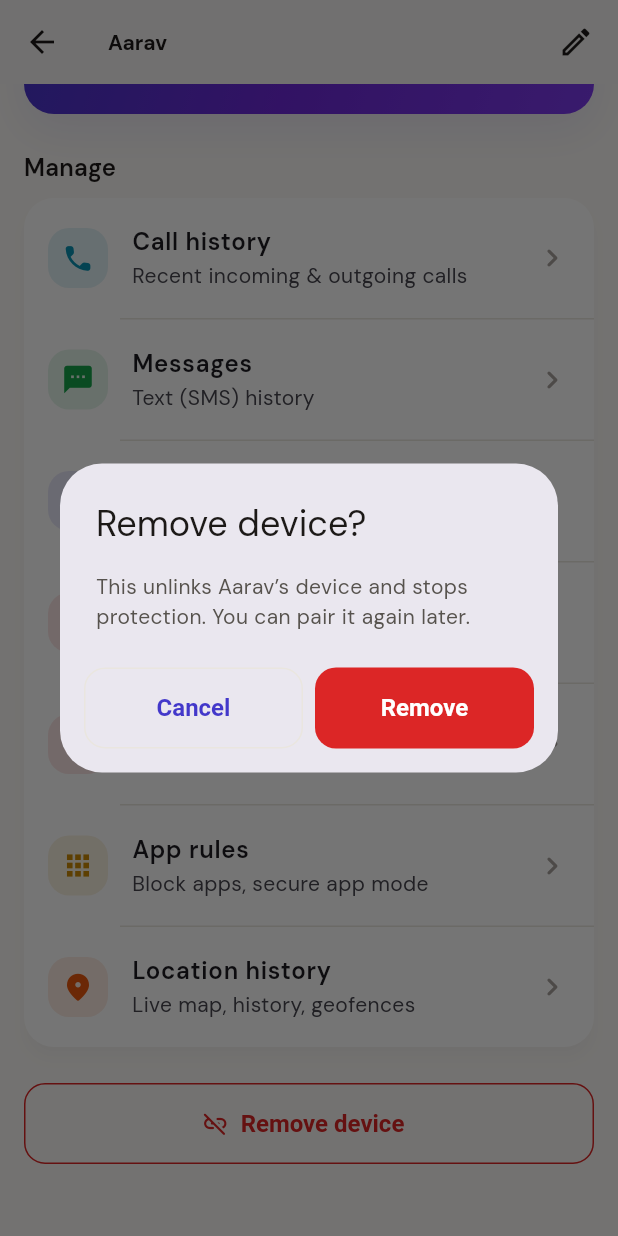
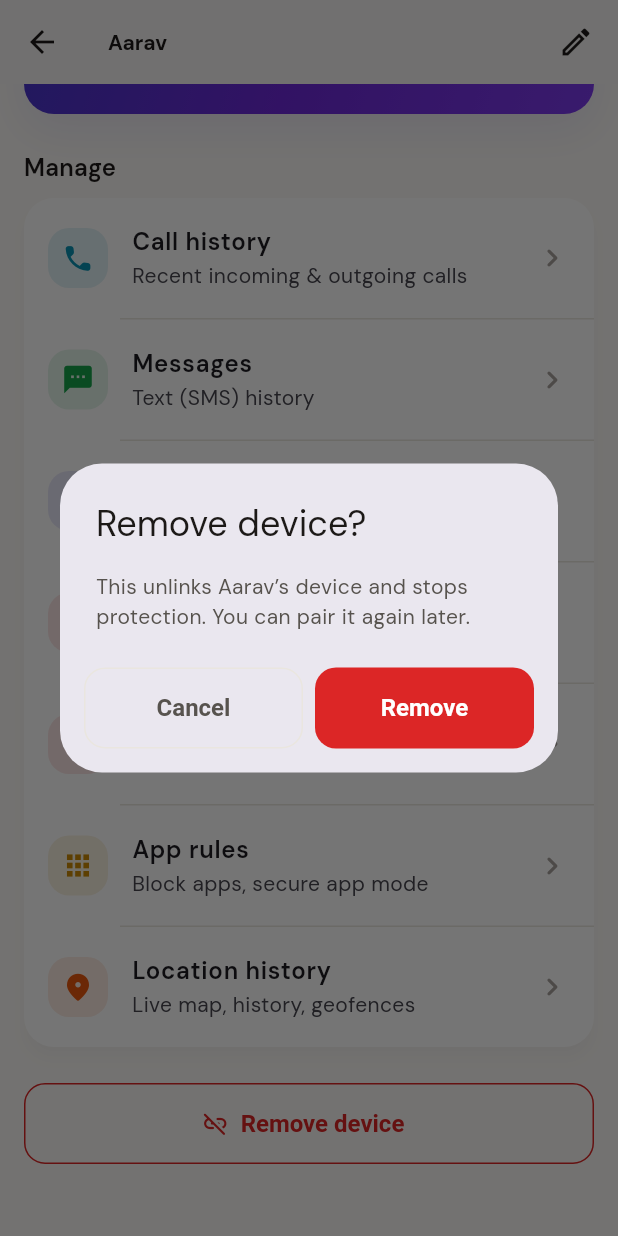
Before and after one commit to chetak-dev/maryada_app, a Flutter app: the ChildDetailScreen screen opened directly with sample values from the repository, scrolled down 125 dp, after a tap on "Remove device", on a phone screen of 412 x 824 dp. Run offline on Flutter 3.47's test engine with Material 3 defaults, Android fonts, the phone set to English and light mode, and no system bars; our stand-ins replace cloud_firestore, firebase_auth, firebase_core, google_fonts; accounts and stored records are empty.

Commit message:
Make dialog Cancel buttons neutral grey for a professional secondary look

```diff
--- a/parent_app/lib/screens/admin/admin_home_screen.dart
+++ b/parent_app/lib/screens/admin/admin_home_screen.dart
@@ -121,6 +121,8 @@
         ),
         actions: [
           TextButton(
+            style: TextButton.styleFrom(
+                foregroundColor: AppColors.textSecondary),
             onPressed: () => Navigator.pop(ctx, false),
             child: const Text('Cancel'),
           ),
@@ -325,6 +327,8 @@
         ),
         actions: [
           TextButton(
+              style: TextButton.styleFrom(
+                  foregroundColor: AppColors.textSecondary),
               onPressed: () => Navigator.pop(ctx), child: const Text('Cancel')),
           FilledButton(
             onPressed: () {
--- a/parent_app/lib/screens/admin/host_detail_screen.dart
+++ b/parent_app/lib/screens/admin/host_detail_screen.dart
@@ -86,6 +86,8 @@
         ),
         actions: [
           TextButton(
+              style: TextButton.styleFrom(
+                  foregroundColor: AppColors.textSecondary),
               onPressed: () => Navigator.pop(ctx), child: const Text('Cancel')),
           FilledButton(
             onPressed: () {
--- a/parent_app/lib/screens/child_detail/child_detail_screen.dart
+++ b/parent_app/lib/screens/child_detail/child_detail_screen.dart
@@ -194,6 +194,8 @@
         ),
         actions: [
           TextButton(
+              style: TextButton.styleFrom(
+                  foregroundColor: AppColors.textSecondary),
               onPressed: () => Navigator.pop(ctx), child: const Text('Cancel')),
           FilledButton(
             onPressed: () => Navigator.pop(ctx, controller.text.trim()),
@@ -238,6 +240,10 @@
             children: [
               Expanded(
                 child: OutlinedButton(
+                  style: OutlinedButton.styleFrom(
+                    foregroundColor: AppColors.textSecondary,
+                    side: const BorderSide(color: AppColors.border),
+                  ),
                   onPressed: () => Navigator.pop(ctx, false),
                   child: const Text('Cancel'),
                 ),
--- a/parent_app/lib/screens/settings/settings_screen.dart
+++ b/parent_app/lib/screens/settings/settings_screen.dart
@@ -20,6 +20,8 @@
         content: const Text('You can sign back in anytime with your email.'),
         actions: [
           TextButton(
+            style: TextButton.styleFrom(
+                foregroundColor: AppColors.textSecondary),
             onPressed: () => Navigator.of(ctx).pop(false),
             child: const Text('Cancel'),
           ),
```
